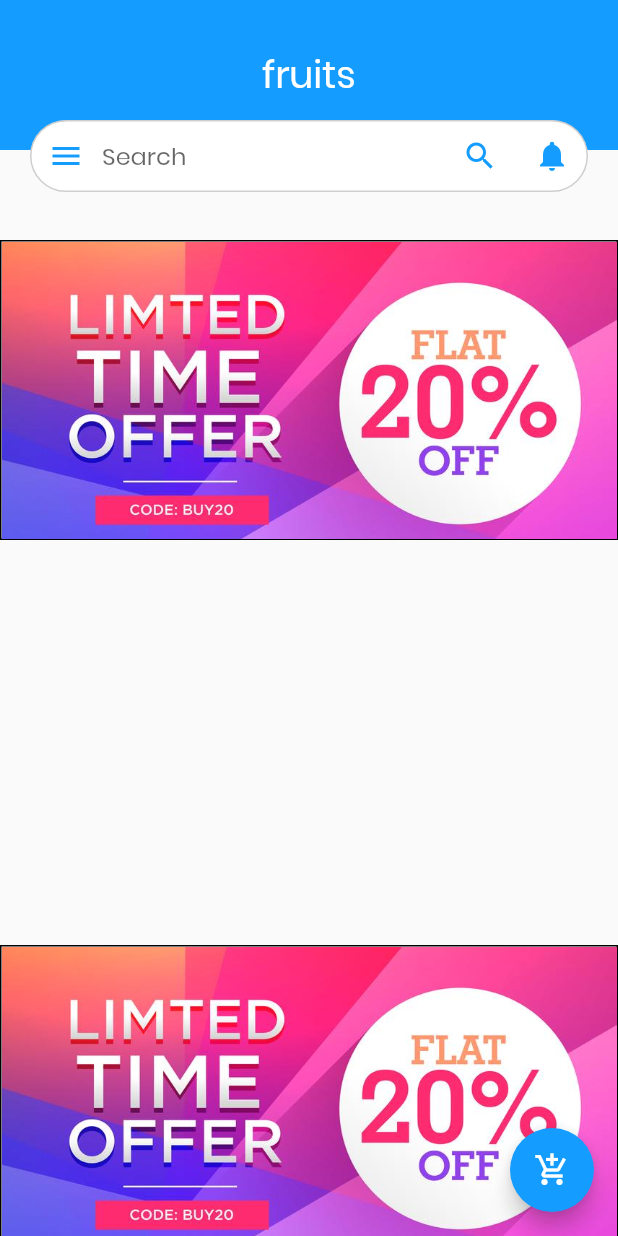
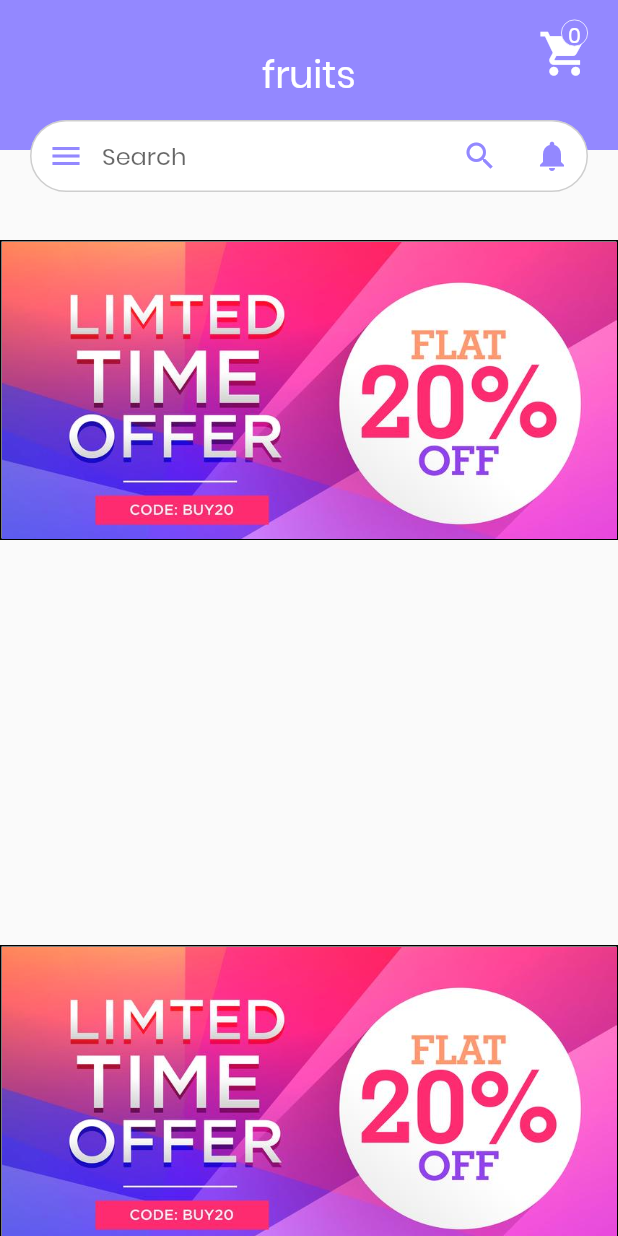
Before and after one commit to ritik-rathi/housewife, a Flutter app: the HomeShop screen opened by its route, on a phone screen of 412 x 824 dp. Run offline on Flutter 3.47's test engine with Material 2 defaults, Android fonts, the phone set to English and light mode, and no system bars; our stand-ins replace cloud_firestore, firebase_auth, flutter_calendar_carousel, flutter_local_notifications, gradient_widgets; missing offline and left inert: flutter_circular_chart, gradient_text; accounts and stored records are empty.

Commit message:
minor change

```diff
--- a/lib/main.dart
+++ b/lib/main.dart
@@ -27,10 +27,10 @@ class MyApp extends StatelessWidget {
       title: 'HomeMaker',
       debugShowCheckedModeBanner: false,
       theme: ThemeData(fontFamily: 'Poppins'),
-      home: Budget(),
+      home: HomeShop(),
       // initialRoute: '.',
       routes: {
-        '.': (context) => SplashScreens(),
+        '/splash': (context) => SplashScreens(),
         '/todo':(context)=> TodoList(),
         '/homeshop':(context)=>HomeShop(),
         '/records':(context)=> Records(),
--- a/lib/onlineShop/home.dart
+++ b/lib/onlineShop/home.dart
@@ -22,9 +22,9 @@ class _HomeShopState extends State<HomeShop> {
       body: PageView(
         controller: _controller,
         children: _generatorWidget({
-          "fruits": Color(0xff159CFF),
-          "vegetables": Color(0xff8660FF),
-          "grocery": Color(0xff4A3FFF)
+          "fruits": Color(0xff9388FF),
+          "vegetables": Color(0xff6B77E0),
+          "grocery": Color(0xFF50CDFF)
         }),
       ),
     );
@@ -36,25 +36,36 @@ class _HomeShopState extends State<HomeShop> {
     super.dispose();
   }
 
-  _tabChange(int index, bool isChange) {
-    print("index:$index--isChange:$isChange");
-    if (isChange) {
-      _controller.jumpToPage(index);
-      _currentIndex = index;
-      print("_currentIndex:$_currentIndex");
-      setState(() {});
-    }
+  Widget itemCount(){
+    int c = 0;
+    return StreamBuilder(
+      stream: Firestore.instance.collection('user/phone/cart').snapshots(),
+      builder: (context, snapshot) {
+        for (int i = 1; i < snapshot.data.documents.length; i++) {
+          int b = snapshot.data.documents[i]['quantity'];
+          c = c+ b;
+        }
+        int m = c;
+        c = 0;
+        return Text('$m', style: TextStyle(color: Colors.white));
+      },
+    );
   }
+
+  // _tabChange(int index, bool isChange) {
+  //   print("index:$index--isChange:$isChange");
+  //   if (isChange) {
+  //     _controller.jumpToPage(index);
+  //     _currentIndex = index;
+  //     print("_currentIndex:$_currentIndex");
+  //     setState(() {});
+  //   }
+  // }
 
   List<Widget> _generatorWidget(Map<String, Color> map) {
     List<Widget> list = [];
     map.forEach((title, color) {
       list.add(Scaffold(
-        floatingActionButton: FloatingActionButton(
-          onPressed: () => Navigator.pushNamed(context, '/cart'),
-          backgroundColor: color,
-          child: Icon(Icons.add_shopping_cart),
-        ),
         body: ListView(children: <Widget>[
           Container(
             height: 160.0,
@@ -69,6 +80,34 @@ class _HomeShopState extends State<HomeShop> {
                       title,
                       style: TextStyle(color: Colors.white, fontSize: 25.0),
                     ),
+                  ),
+                ),
+                Positioned(
+                  top: 10,
+                  right: 10,
+                  child: IconButton(
+                    iconSize: 35,
+                    icon: Icon(Icons.shopping_cart),
+                    color: Colors.white,
+                    onPressed: () {
+                      Navigator.pushNamed(context, '/cart');
+                    },
+                  ),
+                ),
+                Positioned(
+                  top: 13,
+                  right: 20,
+                  child: Container(
+                    height: 18,
+                    width: 18,
+                    decoration: BoxDecoration(
+                        border: Border.all(
+                          color: Colors.white,
+                          width: 0.5
+                        ),
+                        borderRadius: BorderRadius.circular(140),
+                        color: color),
+                    child: Center(child: itemCount()),
                   ),
                 ),
                 Positioned(
--- a/lib/todo_list/todo_list.dart
+++ b/lib/todo_list/todo_list.dart
@@ -290,7 +290,7 @@ Widget _buildHeaderIcons(context) {
       children: <Widget>[
         GestureDetector(
             onTap: () {
-              Navigator.pushNamed(context, '.');
+              Navigator.pushNamed(context, '/splash');
             },
             child: Icon(Icons.arrow_back_ios, color: Colors.white, size: 32.0)),
         new Expanded(
```
Also changed, not shown: lib/onlineShop/cart.dart (+5 -4 lines).
